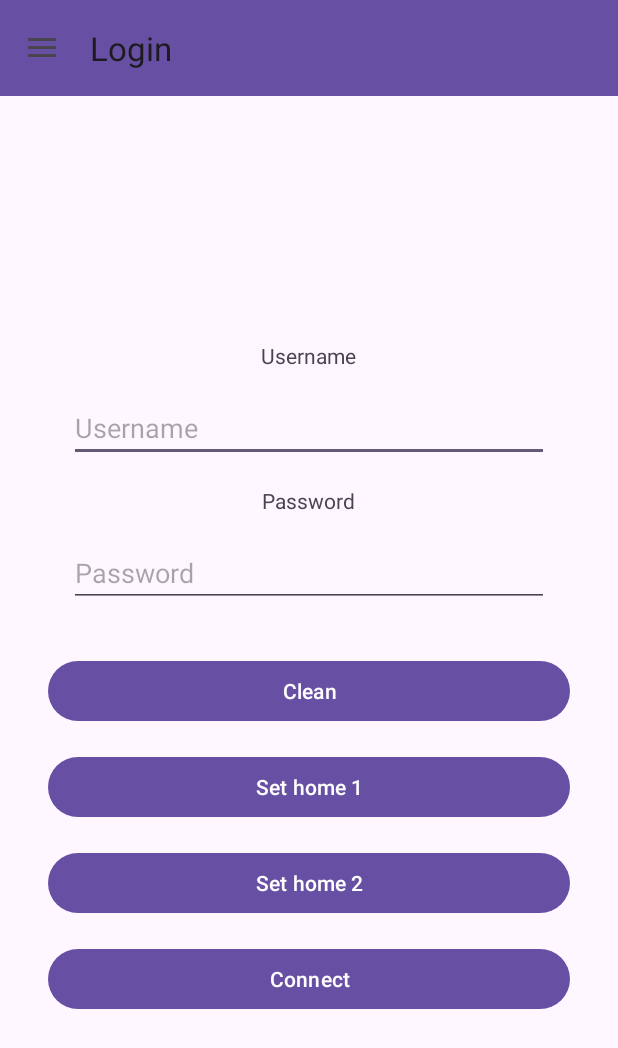
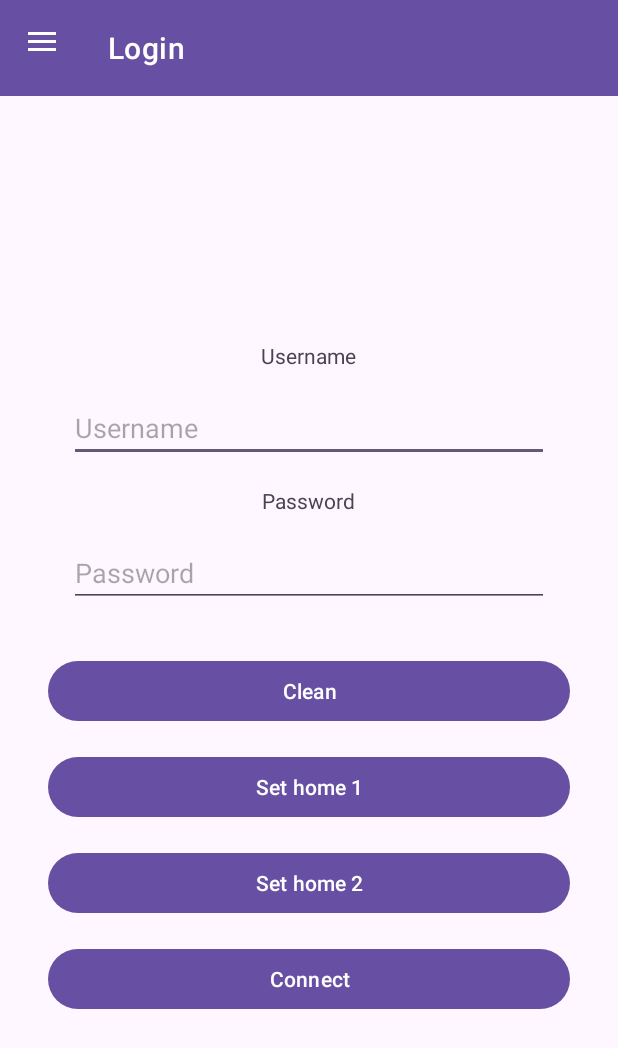
Before and after one commit to Pota89/E-Mon, an Android app: the screen it shows after launch (MainActivity), on a phone screen of 412 x 824 dp. Shown: the top 1048 px of the screen. Run offline under Robolectric (Android 15) with nearby library versions, the phone set to English and light mode, and no system bars; our stand-ins replace Room's generated code, navigation-ui; libraries missing offline, so code that uses them is left out: org.eclipse.paho; 3 statements that could not run were skipped.

Commit message:
Fixed Toolbar colors

```diff
--- a/app/src/main/res/layout/activity_main.xml
+++ b/app/src/main/res/layout/activity_main.xml
@@ -11,12 +11,11 @@ android:layout_height="match_parent">
         android:layout_height="match_parent"
         android:orientation="vertical">
 
-        <!--TODO finire la colorazione della barra-->
         <com.google.android.material.appbar.MaterialToolbar
             android:id="@+id/toolbar"
-            android:background="?attr/colorPrimary"
             android:layout_width="match_parent"
-            android:layout_height="?attr/actionBarSize"/>
+            android:layout_height="?attr/actionBarSize"
+            style="@style/Widget.MaterialComponents.Toolbar.Primary"/>
 
         <androidx.fragment.app.FragmentContainerView
             android:id="@+id/fragment_container"
```
